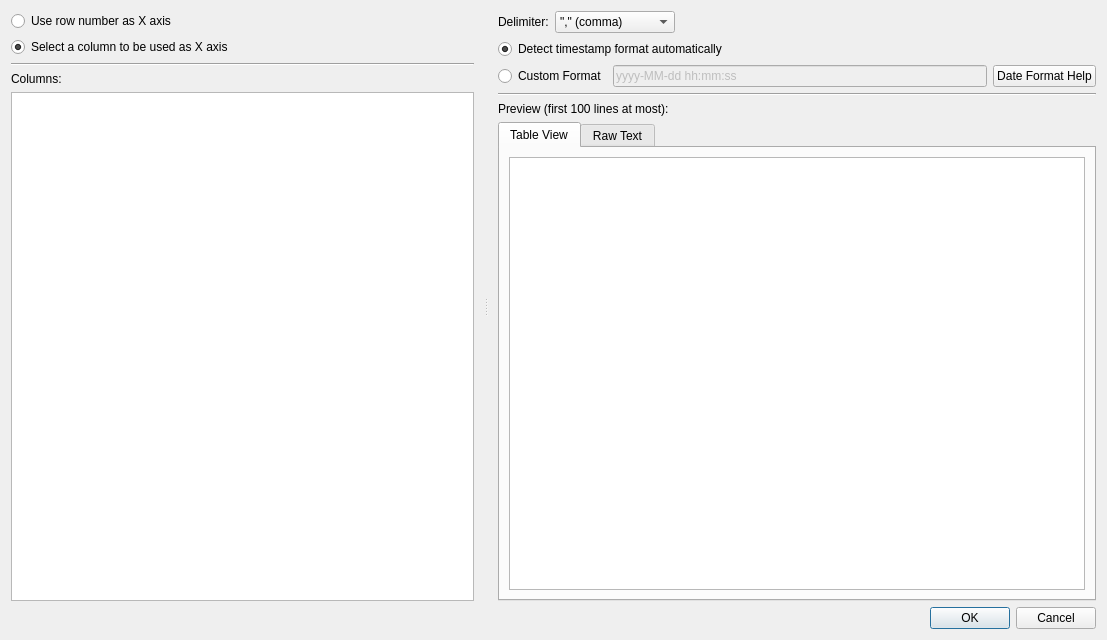
Old version of the form plotjuggler_plugins/DataLoadCSV/dataload_csv.ui in the repository ros2-gbp/plotjuggler-release.
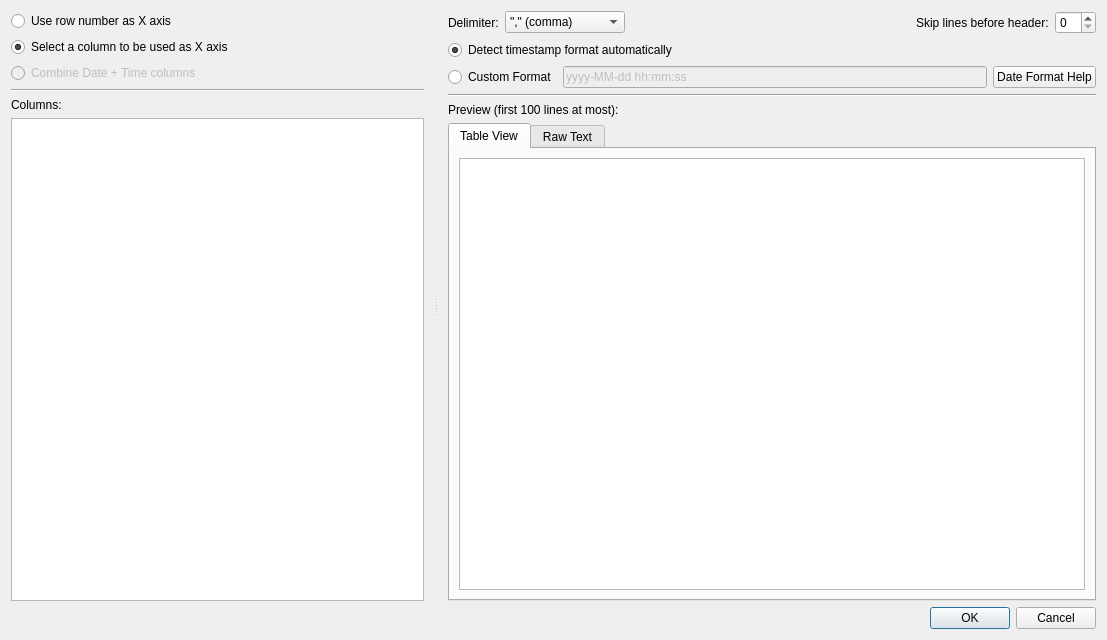
New version of the form. Custom widgets are drawn as their Qt base class.

Diff of the .ui file:
```diff
--- a/plotjuggler_plugins/DataLoadCSV/dataload_csv.ui
+++ b/plotjuggler_plugins/DataLoadCSV/dataload_csv.ui
@@ -41,6 +41,16 @@
          </property>
         </widget>
        </item>
+       <item>
+        <widget class="QRadioButton" name="radioButtonDateTimeColumns">
+         <property name="enabled">
+          <bool>false</bool>
+         </property>
+         <property name="text">
+          <string>Combine Date + Time columns</string>
+         </property>
+        </widget>
+       </item>
        <item>
         <widget class="Line" name="line">
          <property name="orientation">
@@ -117,6 +127,16 @@
            </property>
           </spacer>
          </item>
+         <item>
+          <widget class="QLabel" name="label_4">
+           <property name="text">
+            <string>Skip lines before header:</string>
+           </property>
+          </widget>
+         </item>
+         <item>
+          <widget class="QSpinBox" name="rowBox"/>
+         </item>
         </layout>
        </item>
        <item>
```
